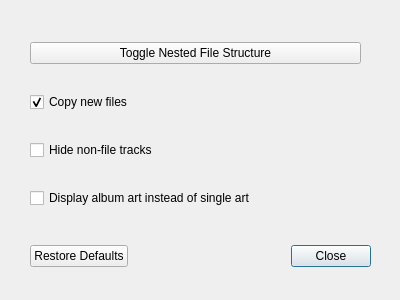
First picture: the form in Code/GUI/Main/settings_popup.ui, repository salamandarin/Music-Manager, before the edit.
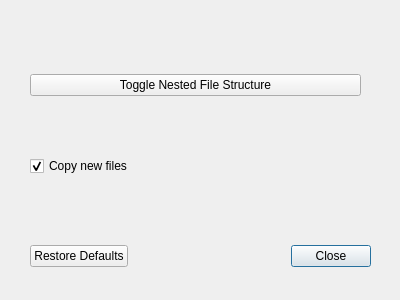
Second picture: the form after the edit.

```diff
--- a/Code/GUI/Main/settings_popup.ui
+++ b/Code/GUI/Main/settings_popup.ui
@@ -62,20 +62,6 @@
       </property>
      </widget>
     </item>
-    <item>
-     <widget class="QCheckBox" name="hide_nonfiles_check">
-      <property name="text">
-       <string>Hide non-file tracks</string>
-      </property>
-     </widget>
-    </item>
-    <item>
-     <widget class="QCheckBox" name="album_art_check">
-      <property name="text">
-       <string>Display album art instead of single art</string>
-      </property>
-     </widget>
-    </item>
    </layout>
   </widget>
  </widget>
```
